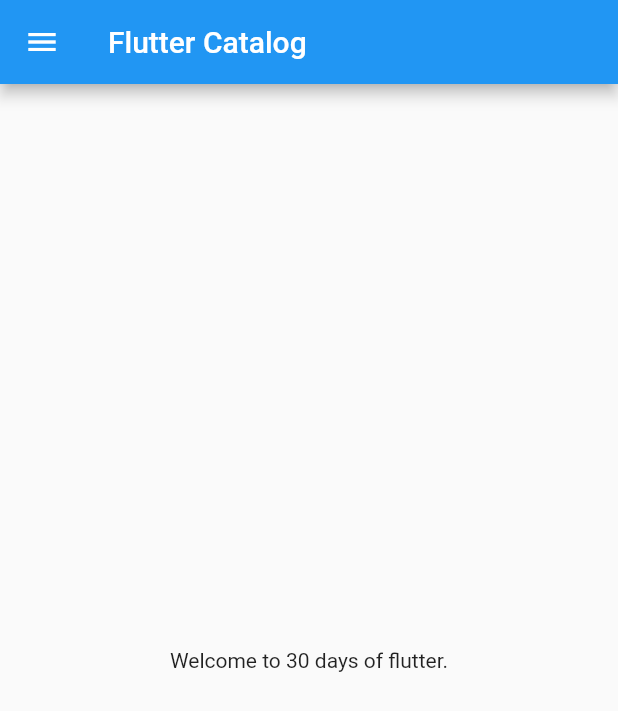
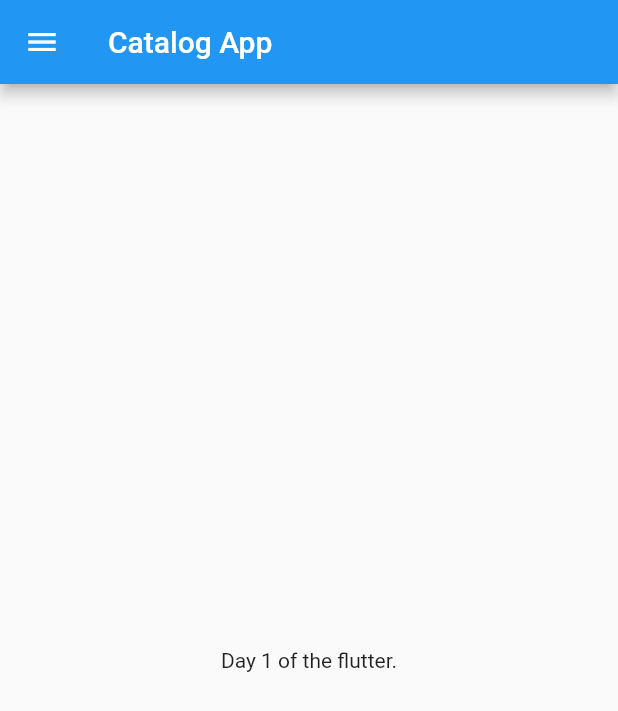
Before and after one commit to waqarhussain56/flutter_catalog, a Flutter app: the screen it shows after launch, on a phone screen of 412 x 824 dp. Shown: the top 711 px of the screen. Run offline on Flutter 3.47's test engine with Material 2 defaults, Android fonts, the phone set to English and light mode, and no system bars.

Commit message:
day 1 and 2 completed.

```diff
--- a/lib/home_page.dart
+++ b/lib/home_page.dart
@@ -7,9 +7,9 @@ class HomePage extends StatelessWidget {
   Widget build(BuildContext context) {
     return Scaffold(
       appBar: AppBar(
-        title: Text("Flutter Catalog"),
+        title: Text("Catalog App"),
       ),
-      body: Center(child: Text("Welcome to 30 days of flutter.")),
+      body: Center(child: Text("Day 1 of the flutter.")),
       drawer: Drawer(),
     );
   }
```
